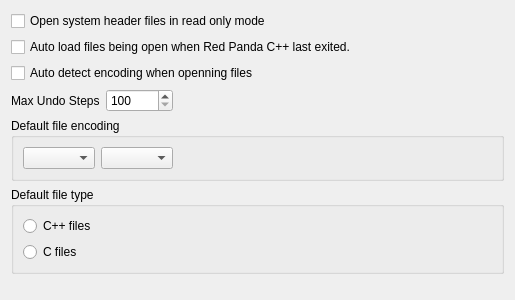
Above: RedPandaIDE/settingsdialog/editormiscwidget.ui from royqh1979/RedPanda-CPP before the change. Below: the same form after it.
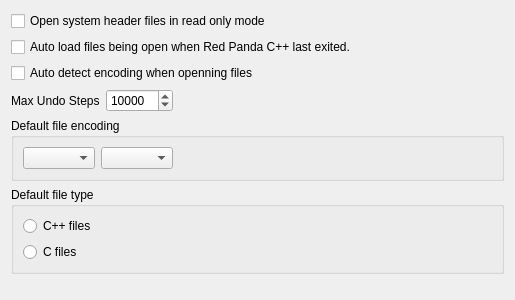
That is the form after the change.

Commit message: disable undo limit by default

```diff
--- a/RedPandaIDE/settingsdialog/editormiscwidget.ui
+++ b/RedPandaIDE/settingsdialog/editormiscwidget.ui
@@ -60,7 +60,7 @@
       <item>
        <widget class="QSpinBox" name="spinMaxUndo">
         <property name="minimum">
-         <number>100</number>
+         <number>0</number>
         </property>
         <property name="maximum">
          <number>1000000000</number>
@@ -68,6 +68,9 @@
         <property name="singleStep">
          <number>50</number>
         </property>
+        <property name="value">
+         <number>10000</number>
+        </property>
        </widget>
       </item>
       <item>
```
The commit also changes 2 other files.
